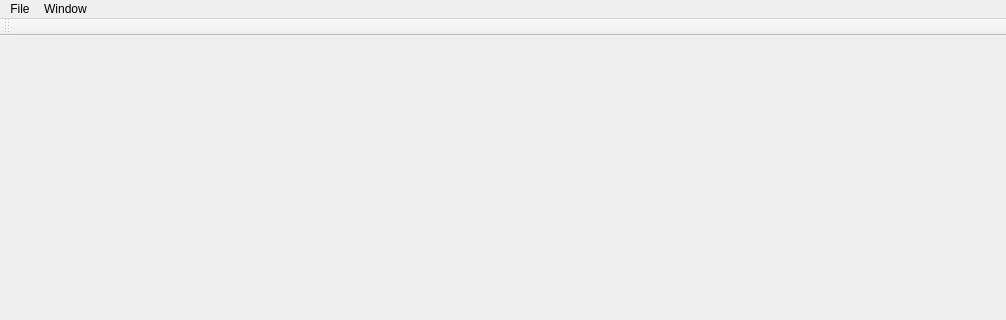
The window that RoadDesigner/MainWindow.ui (gnishida/RoadDesigner) describes before a commit, drawn with Qt 5; both pictures show x 0 to 1006 and y 0 to 320 of the 1006 by 800 pixel window.
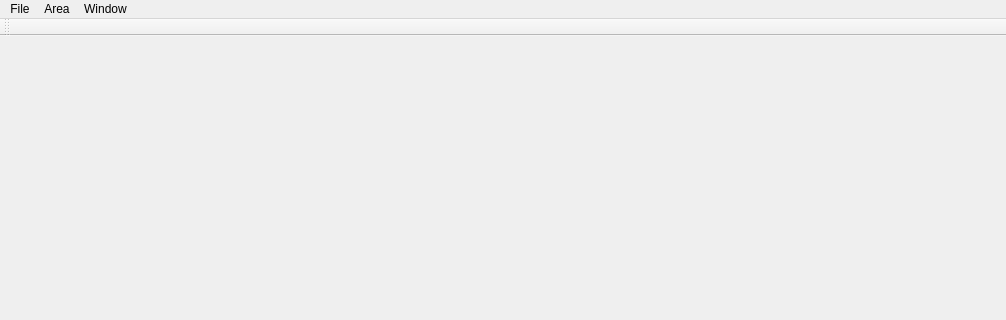
The same window after the commit. Icons and pictures are not drawn.

Commit message: Three modes: area select / area create / sketch.

The edit to the form file:
```diff
--- a/RoadDesigner/MainWindow.ui
+++ b/RoadDesigner/MainWindow.ui
@@ -44,7 +44,17 @@
     </property>
     <addaction name="actionControlWidget"/>
    </widget>
+   <widget class="QMenu" name="menuArea">
+    <property name="title">
+     <string>Area</string>
+    </property>
+    <addaction name="actionAreaSelect"/>
+    <addaction name="actionAreaCreate"/>
+    <addaction name="separator"/>
+    <addaction name="actionSketch"/>
+   </widget>
    <addaction name="menuFile"/>
+   <addaction name="menuArea"/>
    <addaction name="menuWindow"/>
   </widget>
   <widget class="QToolBar" name="mainToolBar">
```
Left out of the diff: 24 changed lines with no effect on the pictures. The commit also changes 7 other files.
